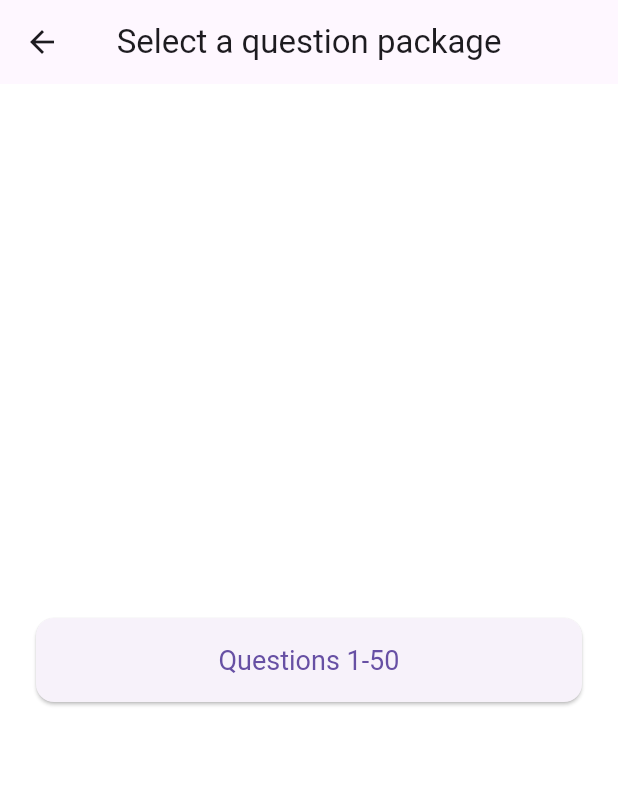
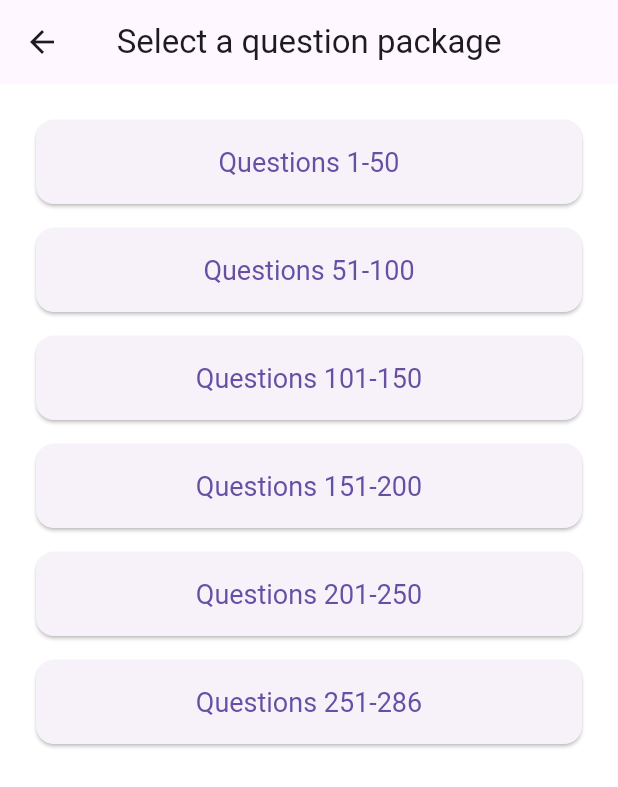
Before and after one commit to PatZdz/Cloud-Quiz, a Flutter app: the QuestionPackScreen screen opened directly, on a phone screen of 412 x 824 dp. Shown: the top 787 px of the screen. Run offline on Flutter 3.47's test engine with Material 3 defaults, Android fonts, the phone set to English and light mode, and no system bars; our stand-ins replace hive, hive_flutter; accounts and stored records are empty.

```diff
--- a/lib/screens/question_pack.dart
+++ b/lib/screens/question_pack.dart
@@ -14,24 +14,53 @@ class QuestionPackScreen extends StatelessWidget {
       ),
       body: Padding(
         padding: const EdgeInsets.all(AppConstants.defaultPadding),
+        child: SingleChildScrollView(
           child: Column(
             mainAxisAlignment: MainAxisAlignment.center,
             crossAxisAlignment: CrossAxisAlignment.stretch,
             children: [
               AppButton(
                 text: 'Questions 1-50',
-              onPressed: () {
-                Navigator.push(
-                  context,
-                  MaterialPageRoute(
-                    builder: (context) => QuestionCheckbox(),
+                onPressed: () => _navigateToCheckbox(context, 1, 50),
               ),
-                );
-              },
+              const SizedBox(height: AppConstants.defaultSpacing),
+              AppButton(
+                text: 'Questions 51-100',
+                onPressed: () => _navigateToCheckbox(context, 51, 100),
+              ),
+              const SizedBox(height: AppConstants.defaultSpacing),
+              AppButton(
+                text: 'Questions 101-150',
+                onPressed: () => _navigateToCheckbox(context, 101, 150),
+              ),
+              const SizedBox(height: AppConstants.defaultSpacing),
+              AppButton(
+                text: 'Questions 151-200',
+                onPressed: () => _navigateToCheckbox(context, 151, 200),
+              ),
+              const SizedBox(height: AppConstants.defaultSpacing),
+              AppButton(
+                text: 'Questions 201-250',
+                onPressed: () => _navigateToCheckbox(context, 201, 250),
+              ),
+              const SizedBox(height: AppConstants.defaultSpacing),
+              AppButton(
+                text: 'Questions 251-286',
+                onPressed: () => _navigateToCheckbox(context, 251, 286),
               ),
             ],
           ),
         ),
+      ),
+    );
+  }
+
+  void _navigateToCheckbox(BuildContext context, int start, int end) {
+    Navigator.push(
+      context,
+      MaterialPageRoute(
+        builder: (context) => QuestionCheckbox(startId: start, endId: end),
+      ),
     );
   }
 }
```
Also changed, not shown: lib/screens/question_checkbox.dart (+39 -9 lines). Lines whose indentation alone changed are shown as unchanged.
